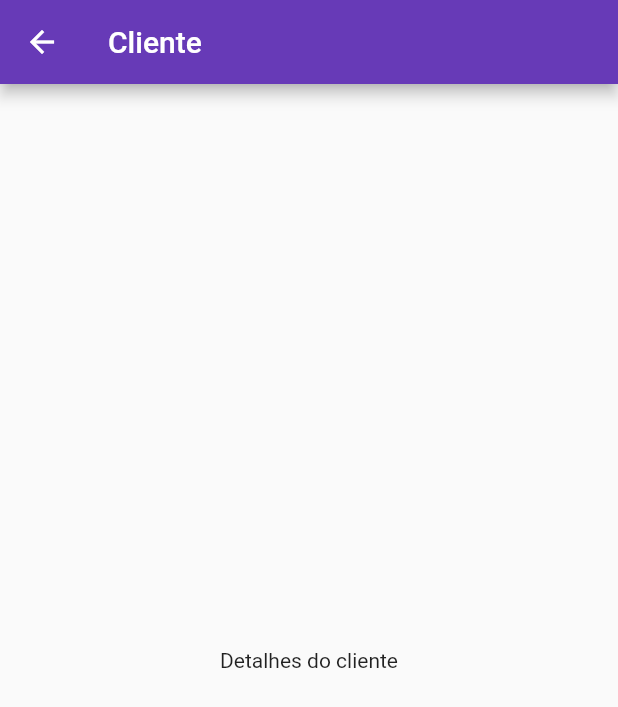
After one commit to PedroHenriqueDevBR/Good-Looking, a Flutter app: the ListClientActivity screen opened directly, after a tap on "Maria", on a phone screen of 412 x 824 dp. The commit adds this screen. Shown: the top 707 px of the screen. Run offline on Flutter 3.47's test engine with Material 2 defaults, Android fonts, the phone set to English and light mode, and no system bars.

Commit message:
feat: show client description

```diff
--- a/lib/views/ListClientActivity.dart
+++ b/lib/views/ListClientActivity.dart
@@ -1,6 +1,7 @@
 import 'package:flutter/material.dart';
 import 'package:good_look_app/models/Client.dart';
 import 'package:good_look_app/views/CreateClientActivity.dart';
+import 'package:good_look_app/views/ShowClientActivity.dart';
 
 
 class ListClientActivity extends StatefulWidget {
@@ -65,6 +66,13 @@ class _ListClientActivityState extends State<ListClientActivity> {
             trailing: Icon(Icons.keyboard_arrow_right),
             title: Text(data[index].name),
             subtitle: Text(data[index].phone),
+            onTap: () {
+              Navigator.push(context,
+                MaterialPageRoute(
+                    builder: (context) => ShowClientActivity()
+                )
+              );
+            },
           ),
           onDismissed: (direction) {
             if (direction == DismissDirection.startToEnd){
--- /dev/null
+++ b/lib/views/ShowClientActivity.dart
@@ -0,0 +1,30 @@
+import 'package:flutter/material.dart';
+
+
+class ShowClientActivity extends StatefulWidget {
+  @override
+  _ShowClientActivityState createState() => _ShowClientActivityState();
+}
+
+class _ShowClientActivityState extends State<ShowClientActivity> {
+  @override
+  Widget build(BuildContext context) {
+    return Scaffold(
+      appBar: header(),
+      body: body(),
+    );
+  }
+
+  Widget body() {
+    return Center(
+      child: Text('Detalhes do cliente'),
+    );
+  }
+
+  AppBar header() {
+    return AppBar(
+      title: Text('Cliente'),
+    );
+  }
+
+}
```
